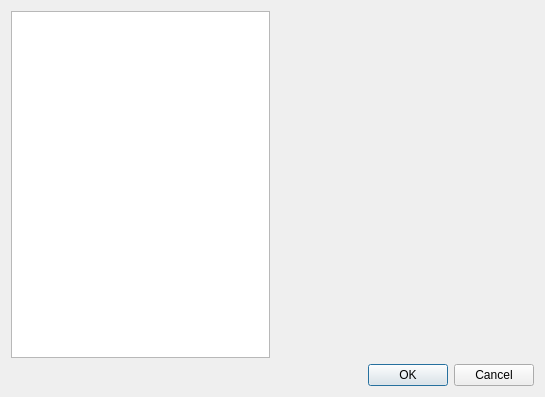
First picture: the form in src/loader/settingsdialog.ui, repository megakoko/m-system, before the edit.
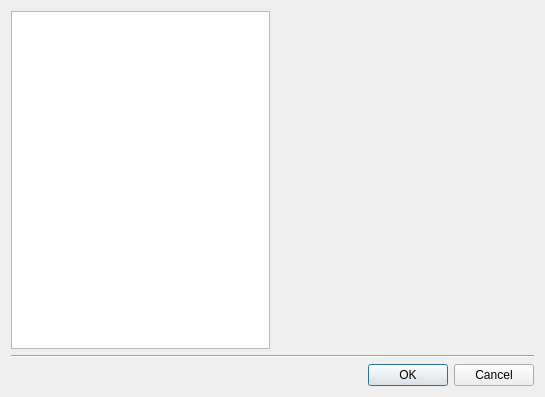
Second picture: the form after the edit.

Commit message: Небольшие улучшения в дизайне.

```diff
--- a/src/loader/settingsdialog.ui
+++ b/src/loader/settingsdialog.ui
@@ -24,6 +24,13 @@
      </item>
     </layout>
    </item>
+   <item>
+    <widget class="Line" name="line">
+     <property name="orientation">
+      <enum>Qt::Horizontal</enum>
+     </property>
+    </widget>
+   </item>
    <item>
     <widget class="QDialogButtonBox" name="m_buttonBox">
      <property name="standardButtons">
```
The commit also changes 2 other files.
